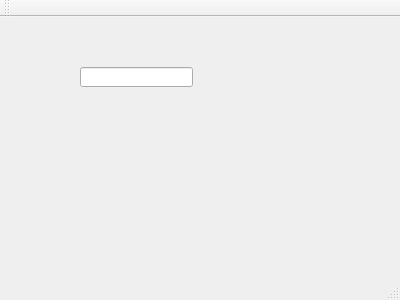
First picture: the form in mainwindow.ui, repository bzyx/MuzeumGUI, before the edit.
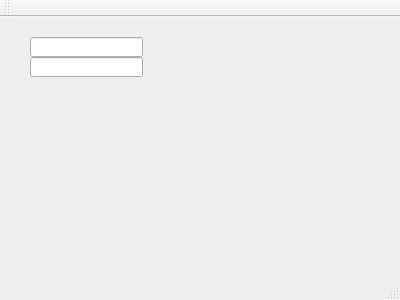
Second picture: the form after the edit.

Diff of the .ui file:
```diff
--- a/mainwindow.ui
+++ b/mainwindow.ui
@@ -17,8 +17,18 @@
    <widget class="QLineEdit" name="lineEdit">
     <property name="geometry">
      <rect>
-      <x>80</x>
-      <y>50</y>
+      <x>30</x>
+      <y>20</y>
+      <width>113</width>
+      <height>20</height>
+     </rect>
+    </property>
+   </widget>
+   <widget class="QLineEdit" name="lineEdit_2">
+    <property name="geometry">
+     <rect>
+      <x>30</x>
+      <y>40</y>
       <width>113</width>
       <height>20</height>
      </rect>
```
